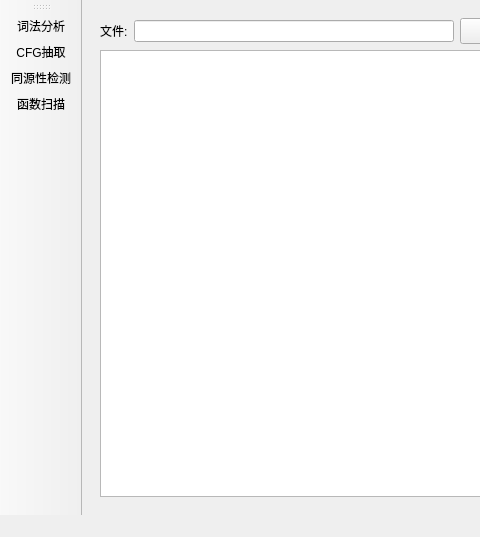
The window that mainwindow.ui (Leun9/code-ana) describes before a commit, drawn with Qt 5; both pictures show x 0 to 480 and y 0 to 537 of the 956 by 537 pixel window.
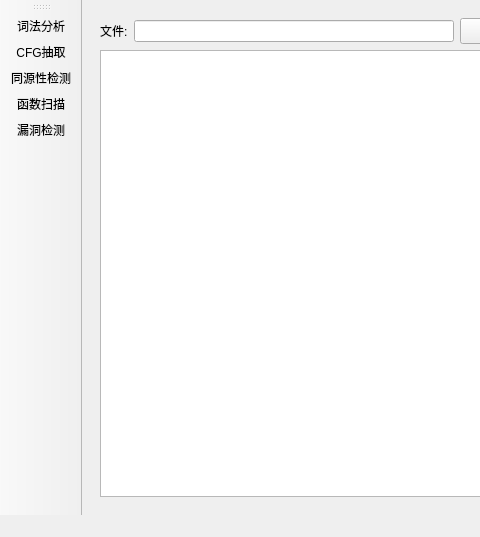
The same window after the commit.

Commit message:
update func_scanner & buf_vuln_scan
1.  func_scanner增加了宽字符类型识别。
2. buf_vuln_scan增加了宽字符字符串常量识别。
3. buf_vuln_scan实现了"strcpy", "wcscpy", "strncpy", "wcsncpy", "memcpy", "memset"函数的漏洞检测，通过单测。

What changed in the file:
```diff
--- a/mainwindow.ui
+++ b/mainwindow.ui
@@ -312,6 +312,7 @@
    <addaction name="actionCfgExt"/>
    <addaction name="actionHomDet"/>
    <addaction name="actionFuncScan"/>
+   <addaction name="actionVulnDet"/>
   </widget>
   <action name="actionLexAna">
    <property name="text">
@@ -333,6 +334,11 @@
     <string>函数扫描</string>
    </property>
   </action>
+  <action name="actionVulnDet">
+   <property name="text">
+    <string>漏洞检测</string>
+   </property>
+  </action>
  </widget>
  <resources/>
  <connections/>
```
The commit also changes 10 other files.
